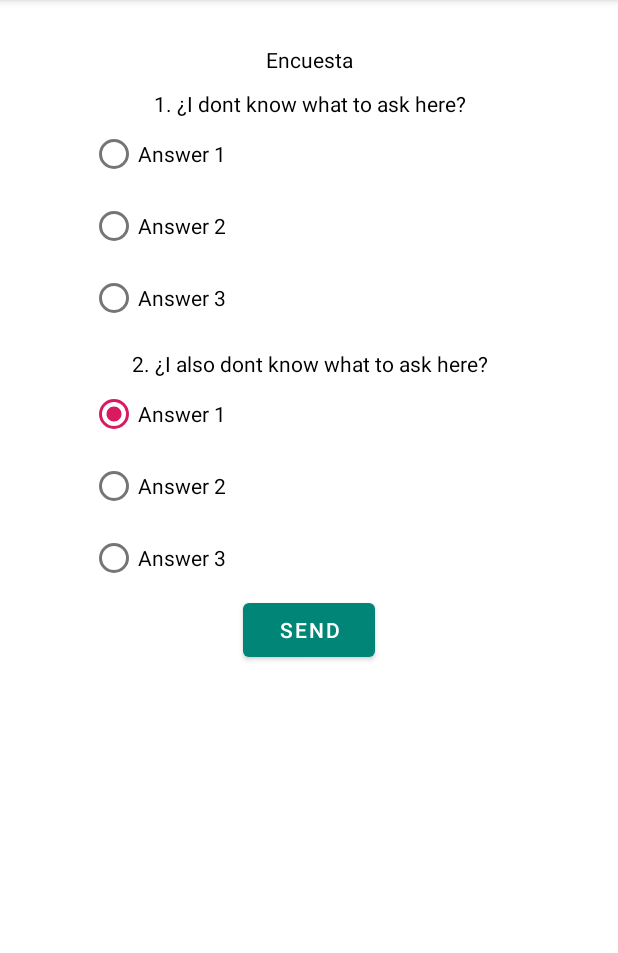
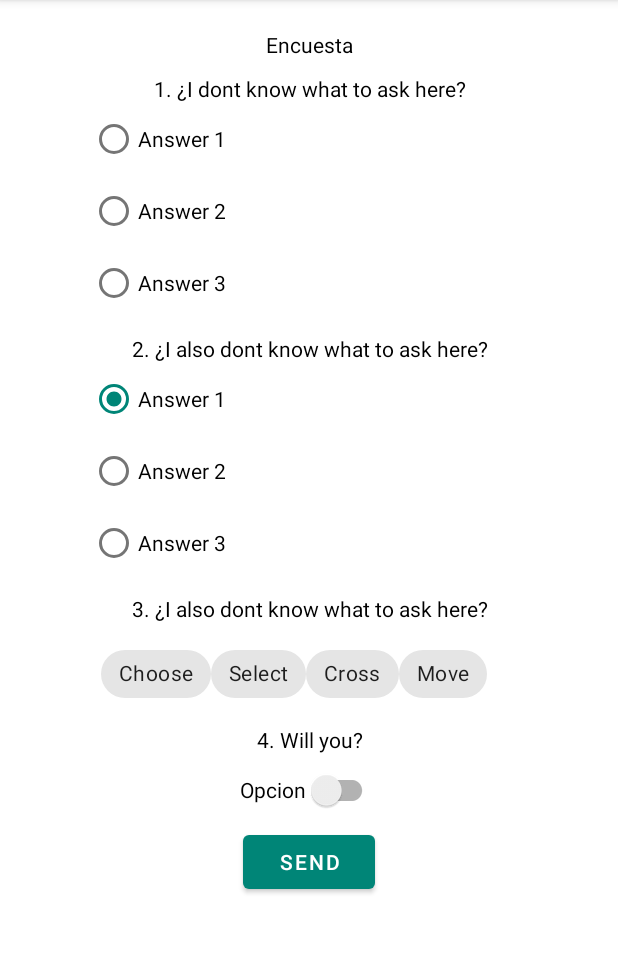
Before and after one commit to gerabe28/MaterialDesignLogin, an Android app: the EncuestaActivity screen opened directly, with no data from a screen before it, on a phone screen of 412 x 824 dp, the part 84-1037 px from its top. Run offline under Robolectric (Android 15) with nearby library versions, the phone set to English and light mode, and no system bars.

Commit message:
Encuesta

```diff
--- a/app/src/main/AndroidManifest.xml
+++ b/app/src/main/AndroidManifest.xml
@@ -12,7 +12,7 @@
         android:supportsRtl="true"
         android:theme="@style/AppTheme">
         <activity android:name=".Opcion2Activity"></activity>
-        <activity android:name=".Opcion1Activity" />
+        <activity android:name=".EncuestaActivity" />
 
         <meta-data
             android:name="com.facebook.sdk.ApplicationId"
--- a/app/src/main/java/com/example/materialdesign/Opcion1Activity.kt
+++ b/app/src/main/java/com/example/materialdesign/EncuestaActivity.kt
@@ -3,17 +3,21 @@ package com.example.materialdesign
 import android.content.Intent
 import androidx.appcompat.app.AppCompatActivity
 import android.os.Bundle
-import kotlinx.android.synthetic.main.activity_opcion1.*
+import android.util.Log
+import kotlinx.android.synthetic.main.activity_login.view.*
+import kotlinx.android.synthetic.main.activity_encuesta.*
 
-class Opcion1Activity : AppCompatActivity() {
+class EncuestaActivity : AppCompatActivity() {
 
     override fun onCreate(savedInstanceState: Bundle?) {
         super.onCreate(savedInstanceState)
-        setContentView(R.layout.activity_opcion1)
+        setContentView(R.layout.activity_encuesta)
 
         btnSendInf.setOnClickListener {
             val intent = Intent(this,HomeActivity::class.java)
             startActivity(intent)
         }
+
+
     }
 }
--- a/app/src/main/java/com/example/materialdesign/HomeActivity.kt
+++ b/app/src/main/java/com/example/materialdesign/HomeActivity.kt
@@ -53,7 +53,7 @@ class HomeActivity : AppCompatActivity() {
             when(item.itemId){
                 R.id.op1 -> {
                     Log.i("OP1","Opcion 1")
-                    val intent = Intent(this,Opcion1Activity::class.java)
+                    val intent = Intent(this,EncuestaActivity::class.java)
                     startActivity(intent)
                 }
                 R.id.op2 -> {
--- a/app/src/main/res/layout/activity_opcion1.xml
+++ b/app/src/main/res/layout/activity_encuesta.xml
@@ -5,13 +5,13 @@
     android:layout_width="match_parent"
     android:layout_height="match_parent"
     android:orientation="vertical"
-    tools:context=".Opcion1Activity">
+    tools:context=".EncuestaActivity">
     <com.google.android.material.textview.MaterialTextView
         android:layout_width="match_parent"
         android:layout_height="wrap_content"
         android:textColor="#000"
         android:text="Encuesta"
-        android:layout_marginTop="30dp"
+        android:layout_marginTop="20dp"
         android:gravity="center"
         android:id="@+id/titleEncuesta">
     </com.google.android.material.textview.MaterialTextView>
@@ -22,7 +22,7 @@
         android:text="1. ¿I dont know what to ask here?"
         android:layout_marginTop="10dp"
         android:gravity="center"
-        android:id="@+id/question2">
+        android:id="@+id/question1">
     </com.google.android.material.textview.MaterialTextView>
     <RadioGroup
         android:layout_width="wrap_content"
@@ -54,7 +54,7 @@
         android:text="2. ¿I also dont know what to ask here?"
         android:layout_marginTop="10dp"
         android:gravity="center"
-        android:id="@+id/question1">
+        android:id="@+id/question2">
     </com.google.android.material.textview.MaterialTextView>
     <RadioGroup
         android:layout_width="wrap_content"
@@ -78,10 +78,78 @@
             android:id="@+id/third"
             android:text="Answer 3"/>
     </RadioGroup>
+    <com.google.android.material.textview.MaterialTextView
+        android:layout_width="match_parent"
+        android:layout_height="wrap_content"
+        android:textColor="#000"
+        android:text="3. ¿I also dont know what to ask here?"
+        android:layout_marginTop="10dp"
+        android:gravity="center"
+        android:id="@+id/question3">
+    </com.google.android.material.textview.MaterialTextView>
+    <LinearLayout
+        android:orientation="horizontal"
+        android:layout_height="wrap_content"
+        android:layout_width="wrap_content"
+        android:layout_gravity="center"
+        android:layout_marginTop="10dp"
+        android:layout_marginEnd="10dp">
+        <com.google.android.material.chip.Chip
+            style="@style/Widget.MaterialComponents.Chip.Choice"
+            android:layout_width="wrap_content"
+            android:layout_height="wrap_content"
+            android:text="Choose"/>
+        <com.google.android.material.chip.Chip
+            style="@style/Widget.MaterialComponents.Chip.Choice"
+            android:layout_width="wrap_content"
+            android:layout_height="wrap_content"
+            android:text="Select"/>
+        <com.google.android.material.chip.Chip
+            style="@style/Widget.MaterialComponents.Chip.Choice"
+            android:layout_width="wrap_content"
+            android:layout_height="wrap_content"
+            android:text="Cross"/>
+        <com.google.android.material.chip.Chip
+            style="@style/Widget.MaterialComponents.Chip.Choice"
+            android:layout_width="wrap_content"
+            android:layout_height="wrap_content"
+            android:text="Move"/>
+
+    </LinearLayout>
+
+    <com.google.android.material.textview.MaterialTextView
+        android:layout_width="match_parent"
+        android:layout_height="wrap_content"
+        android:textColor="#000"
+        android:text="4. Will you?"
+        android:layout_marginTop="10dp"
+        android:gravity="center"
+        android:id="@+id/question4">
+    </com.google.android.material.textview.MaterialTextView>
+
+    <LinearLayout
+        android:layout_gravity="center"
+        android:layout_width="wrap_content"
+        android:layout_height="wrap_content"
+        android:orientation="horizontal">
+        <com.google.android.material.switchmaterial.SwitchMaterial
+            xmlns:android="http://schemas.android.com/apk/res/android"
+            xmlns:app="http://schemas.android.com/apk/res-auto"
+            android:layout_height="wrap_content"
+            android:layout_width="wrap_content"
+            android:layout_gravity="center"
+            android:checked="false"
+            app:useMaterialThemeColors="false"
+            android:id="@+id/opcone"
+            android:text="Opcion"/>
+    </LinearLayout>
+
     <Button
         android:layout_width="wrap_content"
         android:layout_height="wrap_content"
         android:id="@+id/btnSendInf"
         android:layout_gravity="center"
         android:text="Send"/>
+
+
 </androidx.appcompat.widget.LinearLayoutCompat>
--- a/app/src/main/res/values/colors.xml
+++ b/app/src/main/res/values/colors.xml
@@ -2,5 +2,5 @@
 <resources>
     <color name="colorPrimary">#008577</color>
     <color name="colorPrimaryDark">#00574B</color>
-    <color name="colorAccent">#D81B60</color>
+    <color name="colorAccent">#008577</color>
 </resources>
```
